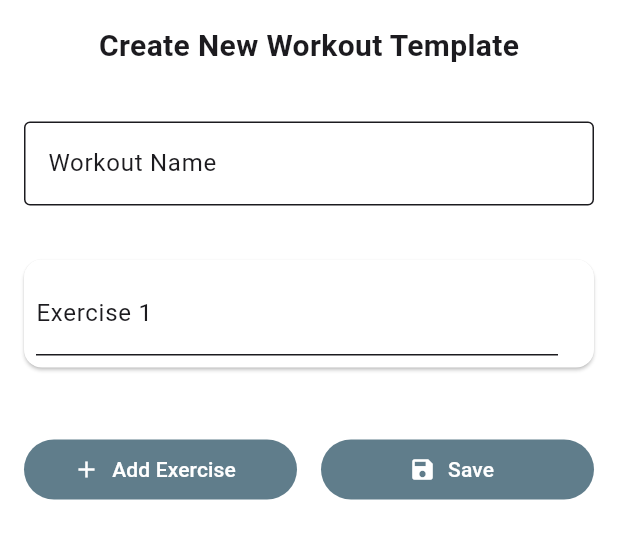
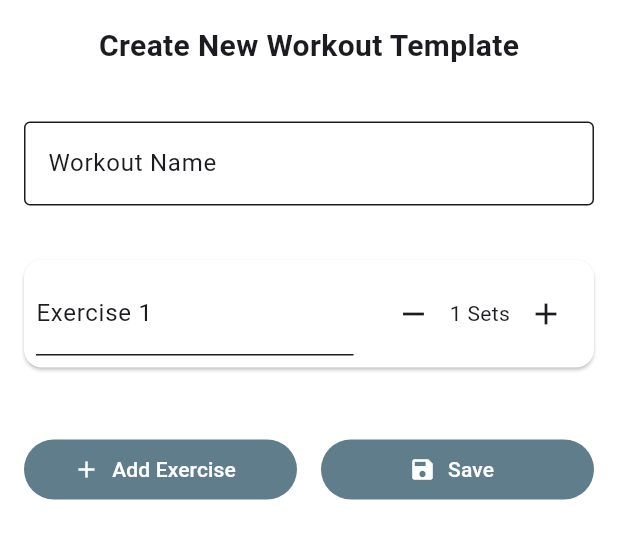
Before and after one commit to Stefano-Bozzi/GymTracker-App, a Flutter app: the _CreateTemplateSheet widget shown alone on an empty page, opened directly, after a tap on "Add Exercise", on a phone screen of 412 x 824 dp. Shown: the top 539 px of the screen. Run offline on Flutter 3.47's test engine with Material 3 defaults, Android fonts, the phone set to English and light mode, and no system bars; our stand-ins replace isar; missing offline and left inert: markdown_widget; accounts and stored records are empty; generated files the repository leaves out were written again.

Commit message:
feat(ui): add counter to select sets for every exercise

```diff
--- a/lib/views/widgets/workout_template_sheet_widget.dart
+++ b/lib/views/widgets/workout_template_sheet_widget.dart
@@ -96,6 +96,22 @@ class _CreateTemplateSheetState extends State<_CreateTemplateSheet> {
                           ),
                         ),
                         const SizedBox(width: 16),
+                        // Sets counter
+                        Row(
+                          children: [
+                            IconButton(
+                              icon: const Icon(Icons.remove),
+                              onPressed: () => setState(() {
+                                if (exc['sets'] > 1) exc['sets']--;
+                              }),
+                            ),
+                            Text('${exc['sets']} Sets'),
+                            IconButton(
+                              icon: const Icon(Icons.add),
+                              onPressed: () => setState(() => exc['sets']++),
+                            ),
+                          ],
+                        )
                       ],
                     ),
                   ),
```
